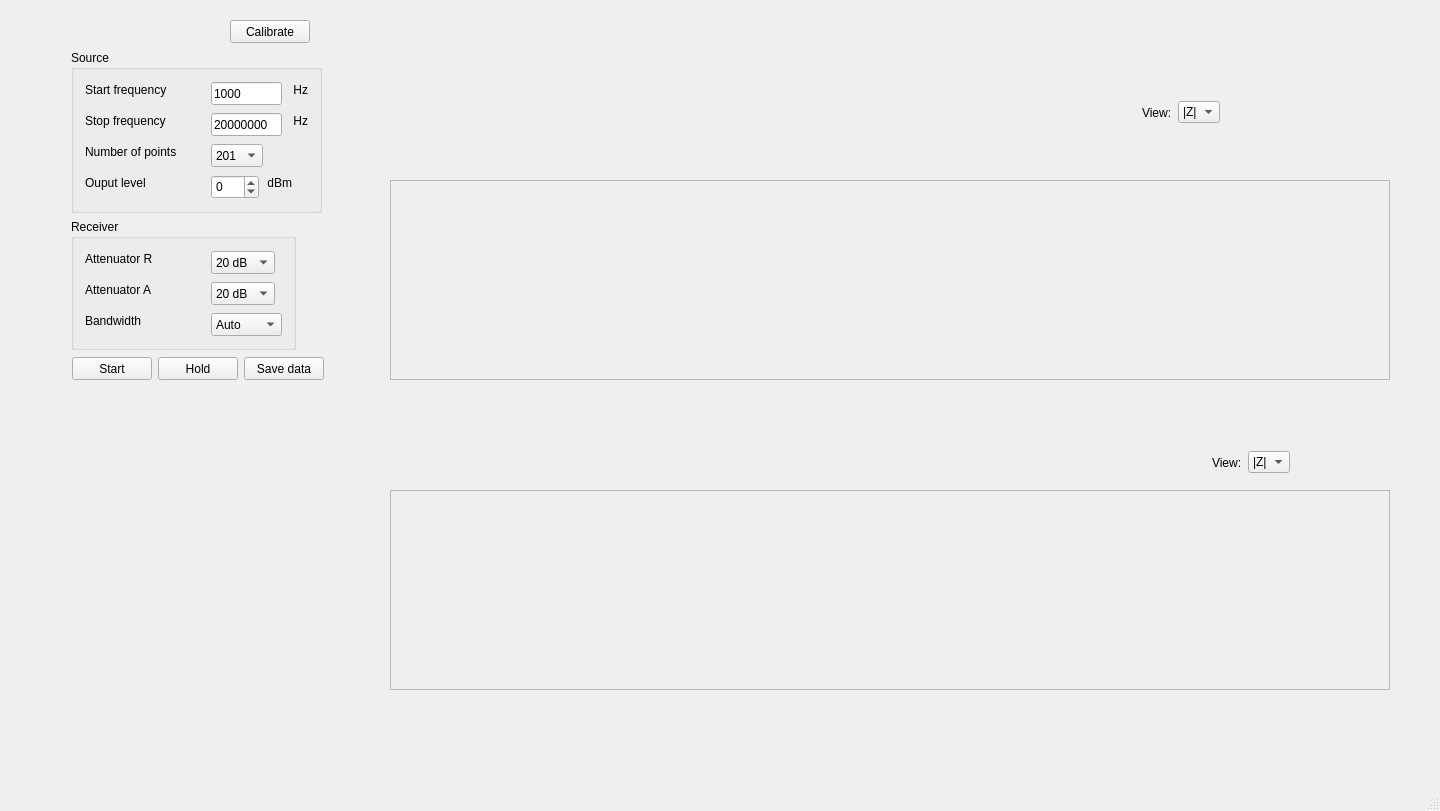
Above: impedance.ui from derlucae98/8751A_loop_gain_phase_gui before the change. Below: the same form after it.
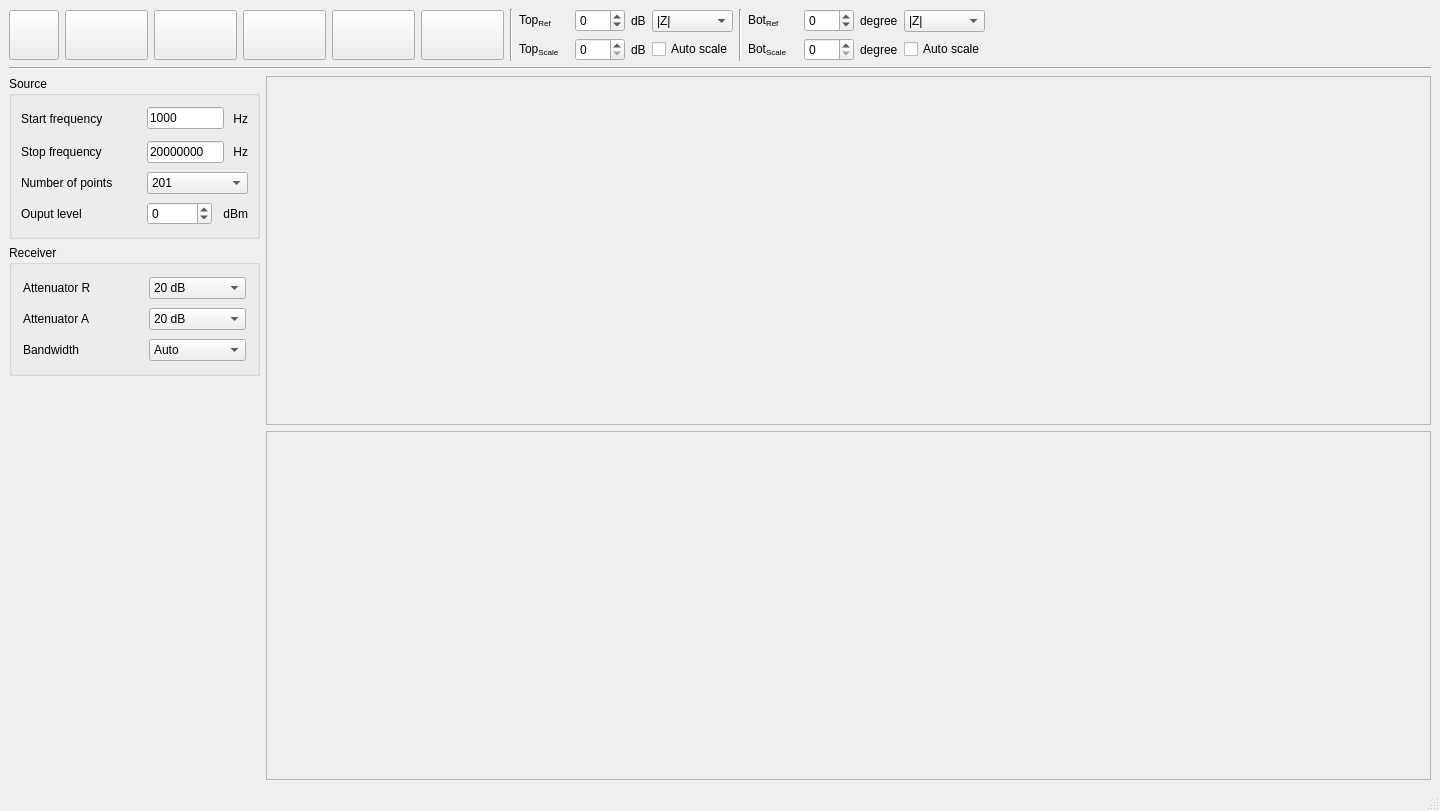
That is the form after the change. Icons and pictures are not drawn.

Commit message: Update UI: Add icons to buttons

The edit to the form file:
```diff
--- a/impedance.ui
+++ b/impedance.ui
@@ -14,27 +14,541 @@
    <string>MainWindow</string>
   </property>
   <widget class="QWidget" name="centralwidget">
+   <layout class="QGridLayout" name="gridLayout_2">
+    <item row="0" column="0" colspan="2">
+     <layout class="QVBoxLayout" name="verticalLayout_5">
+      <item>
+       <layout class="QHBoxLayout" name="horizontalLayout_3">
+        <item>
    <widget class="QPushButton" name="pushButton">
-    <property name="geometry">
-     <rect>
-      <x>230</x>
-      <y>20</y>
-      <width>80</width>
-      <height>23</height>
-     </rect>
-    </property>
-    <property name="text">
+          <property name="minimumSize">
+           <size>
+            <width>50</width>
+            <height>50</height>
+           </size>
+          </property>
+          <property name="maximumSize">
+           <size>
+            <width>50</width>
+            <height>50</height>
+           </size>
+          </property>
+          <property name="toolTip">
      <string>Calibrate</string>
     </property>
-   </widget>
+          <property name="text">
+           <string/>
+          </property>
+          <property name="icon">
+           <iconset resource="res.qrc">
+            <normaloff>:/img/res/calibrate.png</normaloff>:/img/res/calibrate.png</iconset>
+          </property>
+          <property name="iconSize">
+           <size>
+            <width>35</width>
+            <height>35</height>
+           </size>
+          </property>
+         </widget>
+        </item>
+        <item>
+         <widget class="QPushButton" name="pushButton_2">
+          <property name="minimumSize">
+           <size>
+            <width>50</width>
+            <height>50</height>
+           </size>
+          </property>
+          <property name="font">
+           <font>
+            <pointsize>21</pointsize>
+            <weight>50</weight>
+            <italic>false</italic>
+            <bold>false</bold>
+            <underline>false</underline>
+            <strikeout>false</strikeout>
+           </font>
+          </property>
+          <property name="toolTip">
+           <string>Export data</string>
+          </property>
+          <property name="text">
+           <string/>
+          </property>
+          <property name="icon">
+           <iconset resource="res.qrc">
+            <normaloff>:/img/res/export.png</normaloff>:/img/res/export.png</iconset>
+          </property>
+          <property name="iconSize">
+           <size>
+            <width>35</width>
+            <height>35</height>
+           </size>
+          </property>
+         </widget>
+        </item>
+        <item>
+         <widget class="QPushButton" name="pushButton_3">
+          <property name="minimumSize">
+           <size>
+            <width>50</width>
+            <height>50</height>
+           </size>
+          </property>
+          <property name="font">
+           <font>
+            <pointsize>21</pointsize>
+            <weight>50</weight>
+            <italic>false</italic>
+            <bold>false</bold>
+            <underline>false</underline>
+            <strikeout>false</strikeout>
+           </font>
+          </property>
+          <property name="toolTip">
+           <string>Load trace</string>
+          </property>
+          <property name="text">
+           <string/>
+          </property>
+          <property name="icon">
+           <iconset resource="res.qrc">
+            <normaloff>:/img/res/update.png</normaloff>:/img/res/update.png</iconset>
+          </property>
+          <property name="iconSize">
+           <size>
+            <width>30</width>
+            <height>30</height>
+           </size>
+          </property>
+         </widget>
+        </item>
+        <item>
+         <widget class="QPushButton" name="pushButton_4">
+          <property name="minimumSize">
+           <size>
+            <width>50</width>
+            <height>50</height>
+           </size>
+          </property>
+          <property name="font">
+           <font>
+            <pointsize>21</pointsize>
+            <weight>50</weight>
+            <italic>false</italic>
+            <bold>false</bold>
+            <underline>false</underline>
+            <strikeout>false</strikeout>
+           </font>
+          </property>
+          <property name="toolTip">
+           <string>Continous</string>
+          </property>
+          <property name="text">
+           <string/>
+          </property>
+          <property name="icon">
+           <iconset resource="res.qrc">
+            <normaloff>:/img/res/play.png</normaloff>:/img/res/play.png</iconset>
+          </property>
+          <property name="iconSize">
+           <size>
+            <width>35</width>
+            <height>35</height>
+           </size>
+          </property>
+          <property name="checkable">
+           <bool>true</bool>
+          </property>
+         </widget>
+        </item>
+        <item>
+         <widget class="QPushButton" name="pushButton_5">
+          <property name="minimumSize">
+           <size>
+            <width>50</width>
+            <height>50</height>
+           </size>
+          </property>
+          <property name="font">
+           <font>
+            <pointsize>21</pointsize>
+            <weight>50</weight>
+            <italic>false</italic>
+            <bold>false</bold>
+            <underline>false</underline>
+            <strikeout>false</strikeout>
+           </font>
+          </property>
+          <property name="toolTip">
+           <string>Single</string>
+          </property>
+          <property name="text">
+           <string/>
+          </property>
+          <property name="icon">
+           <iconset resource="res.qrc">
+            <normaloff>:/img/res/play_pause.png</normaloff>:/img/res/play_pause.png</iconset>
+          </property>
+          <property name="iconSize">
+           <size>
+            <width>35</width>
+            <height>35</height>
+           </size>
+          </property>
+          <property name="checkable">
+           <bool>true</bool>
+          </property>
+         </widget>
+        </item>
+        <item>
+         <widget class="QPushButton" name="pushButton_6">
+          <property name="minimumSize">
+           <size>
+            <width>50</width>
+            <height>50</height>
+           </size>
+          </property>
+          <property name="font">
+           <font>
+            <pointsize>21</pointsize>
+            <weight>50</weight>
+            <italic>false</italic>
+            <bold>false</bold>
+            <underline>false</underline>
+            <strikeout>false</strikeout>
+           </font>
+          </property>
+          <property name="toolTip">
+           <string>Hold</string>
+          </property>
+          <property name="text">
+           <string/>
+          </property>
+          <property name="icon">
+           <iconset resource="res.qrc">
+            <normaloff>:/img/res/stop.png</normaloff>:/img/res/stop.png</iconset>
+          </property>
+          <property name="iconSize">
+           <size>
+            <width>35</width>
+            <height>35</height>
+           </size>
+          </property>
+          <property name="checkable">
+           <bool>true</bool>
+          </property>
+         </widget>
+        </item>
+        <item>
+         <widget class="Line" name="line">
+          <property name="orientation">
+           <enum>Qt::Vertical</enum>
+          </property>
+         </widget>
+        </item>
+        <item>
+         <layout class="QVBoxLayout" name="verticalLayout_2">
+          <item>
+           <layout class="QHBoxLayout" name="horizontalLayout_12">
+            <item>
+             <widget class="QLabel" name="label_10">
+              <property name="minimumSize">
+               <size>
+                <width>50</width>
+                <height>0</height>
+               </size>
+              </property>
+              <property name="text">
+               <string>&lt;html&gt;&lt;head/&gt;&lt;body&gt;&lt;p&gt;Top&lt;span style=&quot; vertical-align:sub;&quot;&gt;Ref&lt;/span&gt;&lt;/p&gt;&lt;/body&gt;&lt;/html&gt;</string>
+              </property>
+             </widget>
+            </item>
+            <item>
+             <widget class="QSpinBox" name="spinBox">
+              <property name="minimumSize">
+               <size>
+                <width>50</width>
+                <height>0</height>
+               </size>
+              </property>
+              <property name="maximumSize">
+               <size>
+                <width>50</width>
+                <height>16777215</height>
+               </size>
+              </property>
+              <property name="minimum">
+               <number>-100</number>
+              </property>
+              <property name="maximum">
+               <number>100</number>
+              </property>
+             </widget>
+            </item>
+            <item>
+             <widget class="QLabel" name="label_12">
+              <property name="text">
+               <string>dB</string>
+              </property>
+             </widget>
+            </item>
+           </layout>
+          </item>
+          <item>
+           <layout class="QHBoxLayout" name="horizontalLayout_13">
+            <item>
+             <widget class="QLabel" name="label_23">
+              <property name="minimumSize">
+               <size>
+                <width>50</width>
+                <height>0</height>
+               </size>
+              </property>
+              <property name="text">
+               <string>&lt;html&gt;&lt;head/&gt;&lt;body&gt;&lt;p&gt;Top&lt;span style=&quot; vertical-align:sub;&quot;&gt;Scale&lt;/span&gt;&lt;/p&gt;&lt;/body&gt;&lt;/html&gt;</string>
+              </property>
+             </widget>
+            </item>
+            <item>
+             <widget class="QSpinBox" name="spinBox_2">
+              <property name="minimumSize">
+               <size>
+                <width>50</width>
+                <height>0</height>
+               </size>
+              </property>
+              <property name="maximumSize">
+               <size>
+                <width>50</width>
+                <height>16777215</height>
+               </size>
+              </property>
+              <property name="maximum">
+               <number>100</number>
+              </property>
+             </widget>
+            </item>
+            <item>
+             <widget class="QLabel" name="label_24">
+              <property name="text">
+               <string>dB</string>
+              </property>
+             </widget>
+            </item>
+           </layout>
+          </item>
+         </layout>
+        </item>
+        <item>
+         <layout class="QVBoxLayout" name="verticalLayout">
+          <item>
+           <layout class="QHBoxLayout" name="horizontalLayout">
+            <item>
+             <widget class="QComboBox" name="view_u_imp">
+              <item>
+               <property name="text">
+                <string>|Z|</string>
+               </property>
+              </item>
+              <item>
+               <property name="text">
+                <string>L</string>
+               </property>
+              </item>
+              <item>
+               <property name="text">
+                <string>C</string>
+               </property>
+              </item>
+              <item>
+               <property name="text">
+                <string>R</string>
+               </property>
+              </item>
+             </widget>
+            </item>
+           </layout>
+          </item>
+          <item>
+           <widget class="QCheckBox" name="checkBox_2">
+            <property name="text">
+             <string>Auto scale</string>
+            </property>
+           </widget>
+          </item>
+         </layout>
+        </item>
+        <item>
+         <widget class="Line" name="line_3">
+          <property name="orientation">
+           <enum>Qt::Vertical</enum>
+          </property>
+         </widget>
+        </item>
+        <item>
+         <layout class="QVBoxLayout" name="verticalLayout_3">
+          <item>
+           <layout class="QHBoxLayout" name="horizontalLayout_14">
+            <item>
+             <widget class="QLabel" name="label_25">
+              <property name="minimumSize">
+               <size>
+                <width>50</width>
+                <height>0</height>
+               </size>
+              </property>
+              <property name="text">
+               <string>&lt;html&gt;&lt;head/&gt;&lt;body&gt;&lt;p&gt;Bot&lt;span style=&quot; vertical-align:sub;&quot;&gt;Ref&lt;/span&gt;&lt;/p&gt;&lt;/body&gt;&lt;/html&gt;</string>
+              </property>
+             </widget>
+            </item>
+            <item>
+             <widget class="QSpinBox" name="spinBox_3">
+              <property name="minimumSize">
+               <size>
+                <width>50</width>
+                <height>0</height>
+               </size>
+              </property>
+              <property name="maximumSize">
+               <size>
+                <width>50</width>
+                <height>16777215</height>
+               </size>
+              </property>
+              <property name="minimum">
+               <number>-360</number>
+              </property>
+              <property name="maximum">
+               <number>360</number>
+              </property>
+             </widget>
+            </item>
+            <item>
+             <widget class="QLabel" name="label_26">
+              <property name="text">
+               <string>degree</string>
+              </property>
+             </widget>
+            </item>
+           </layout>
+          </item>
+          <item>
+           <layout class="QHBoxLayout" name="horizontalLayout_15">
+            <item>
+             <widget class="QLabel" name="label_27">
+              <property name="minimumSize">
+               <size>
+                <width>50</width>
+                <height>0</height>
+               </size>
+              </property>
+              <property name="text">
+               <string>&lt;html&gt;&lt;head/&gt;&lt;body&gt;&lt;p&gt;Bot&lt;span style=&quot; vertical-align:sub;&quot;&gt;Scale&lt;/span&gt;&lt;/p&gt;&lt;/body&gt;&lt;/html&gt;</string>
+              </property>
+             </widget>
+            </item>
+            <item>
+             <widget class="QSpinBox" name="spinBox_4">
+              <property name="minimumSize">
+               <size>
+                <width>50</width>
+                <height>0</height>
+               </size>
+              </property>
+              <property name="maximumSize">
+               <size>
+                <width>50</width>
+                <height>16777215</height>
+               </size>
+              </property>
+              <property name="maximum">
+               <number>360</number>
+              </property>
+             </widget>
+            </item>
+            <item>
+             <widget class="QLabel" name="label_28">
+              <property name="text">
+               <string>degree</string>
+              </property>
+             </widget>
+            </item>
+           </layout>
+          </item>
+         </layout>
+        </item>
+        <item>
+         <layout class="QVBoxLayout" name="verticalLayout_4">
+          <item>
+           <layout class="QHBoxLayout" name="horizontalLayout_2">
+            <item>
+             <widget class="QComboBox" name="view_l_imp">
+              <item>
+               <property name="text">
+                <string>|Z|</string>
+               </property>
+              </item>
+              <item>
+               <property name="text">
+                <string>L</string>
+               </property>
+              </item>
+              <item>
+               <property name="text">
+                <string>C</string>
+               </property>
+              </item>
+              <item>
+               <property name="text">
+                <string>R</string>
+               </property>
+              </item>
+             </widget>
+            </item>
+           </layout>
+          </item>
+          <item>
+           <widget class="QCheckBox" name="checkBox_3">
+            <property name="text">
+             <string>Auto scale</string>
+            </property>
+           </widget>
+          </item>
+         </layout>
+        </item>
+        <item>
+         <spacer name="horizontalSpacer_3">
+          <property name="orientation">
+           <enum>Qt::Horizontal</enum>
+          </property>
+          <property name="sizeHint" stdset="0">
+           <size>
+            <width>40</width>
+            <height>20</height>
+           </size>
+          </property>
+         </spacer>
+        </item>
+       </layout>
+      </item>
+      <item>
+       <widget class="Line" name="line_2">
+        <property name="orientation">
+         <enum>Qt::Horizontal</enum>
+        </property>
+       </widget>
+      </item>
+     </layout>
+    </item>
+    <item row="1" column="0">
    <widget class="QGroupBox" name="grpSource_2">
-    <property name="geometry">
-     <rect>
-      <x>71</x>
-      <y>50</y>
+      <property name="minimumSize">
+       <size>
       <width>251</width>
       <height>163</height>
-     </rect>
+       </size>
     </property>
     <property name="maximumSize">
      <size>
@@ -45,15 +559,51 @@
     <property name="title">
      <string>Source</string>
     </property>
+      <layout class="QGridLayout" name="gridLayout_3">
+       <item row="0" column="0">
+        <layout class="QHBoxLayout" name="horizontalLayout_4">
+         <item>
+          <widget class="QLabel" name="label_9">
+           <property name="minimumSize">
+            <size>
+             <width>120</width>
+             <height>0</height>
+            </size>
+           </property>
+           <property name="maximumSize">
+            <size>
+             <width>120</width>
+             <height>16777215</height>
+            </size>
+           </property>
+           <property name="text">
+            <string>Start frequency</string>
+           </property>
+          </widget>
+         </item>
+         <item>
+          <widget class="QLineEdit" name="startFreq_imp">
+           <property name="text">
+            <string>1000</string>
+           </property>
+          </widget>
+         </item>
+         <item>
+          <widget class="QLabel" name="label_11">
+           <property name="text">
+            <string> Hz</string>
+           </property>
+           <property name="alignment">
+            <set>Qt::AlignRight|Qt::AlignTrailing|Qt::AlignVCenter</set>
+           </property>
+          </widget>
+         </item>
+        </layout>
+       </item>
+       <item row="1" column="0">
+        <layout class="QHBoxLayout" name="horizontalLayout_5">
+         <item>
     <widget class="QLabel" name="label_13">
-     <property name="geometry">
-      <rect>
-       <x>14</x>
-       <y>63</y>
-       <width>120</width>
-       <height>16</height>
-      </rect>
-     </property>
      <property name="minimumSize">
       <size>
        <width>120</width>
@@ -70,28 +620,16 @@
       <string>Stop frequency</string>
      </property>
     </widget>
+         </item>
+         <item>
     <widget class="QLineEdit" name="stopFreq_imp">
-     <property name="geometry">
-      <rect>
-       <x>140</x>
-       <y>63</y>
-       <width>71</width>
-       <height>23</height>
-      </rect>
-     </property>
      <property name="text">
       <string>20000000</string>
      </property>
     </widget>
+         </item>
+         <item>
     <widget class="QLabel" name="label_14">
-     <property name="geometry">
-      <rect>
-       <x>217</x>
-       <y>63</y>
-       <width>20</width>
-       <height>16</height>
-      </rect>
-     </property>
      <property name="text">
       <string> Hz</string>
      </property>
@@ -99,69 +637,13 @@
       <set>Qt::AlignRight|Qt::AlignTrailing|Qt::AlignVCenter</set>
      </property>
     </widget>
-    <widget class="QLineEdit" name="startFreq_imp">
-     <property name="geometry">
-      <rect>
-       <x>140</x>
-       <y>32</y>
-       <width>71</width>
-       <height>23</height>
-      </rect>
-     </property>
-     <property name="text">
-      <string>1000</string>
-     </property>
-    </widget>
-    <widget class="QLabel" name="label_9">
-     <property name="geometry">
-      <rect>
-       <x>14</x>
-       <y>32</y>
-       <width>120</width>
-       <height>16</height>
-      </rect>
-     </property>
-     <property name="minimumSize">
-      <size>
-       <width>120</width>
-       <height>0</height>
-      </size>
-     </property>
-     <property name="maximumSize">
-      <size>
-       <width>120</width>
-       <height>16777215</height>
-      </size>
-     </property>
-     <property name="text">
-      <string>Start frequency</string>
-     </property>
-    </widget>
-    <widget class="QLabel" name="label_11">
-     <property name="geometry">
-      <rect>
-       <x>217</x>
-       <y>32</y>
-       <width>20</width>
-       <height>16</height>
-      </rect>
-     </property>
-     <property name="text">
-      <string> Hz</string>
-     </property>
-     <property name="alignment">
-      <set>Qt::AlignRight|Qt::AlignTrailing|Qt::AlignVCenter</set>
-     </property>
-    </widget>
+         </item>
+        </layout>
+       </item>
+       <item row="2" column="0">
+        <layout class="QHBoxLayout" name="horizontalLayout_6">
+         <item>
     <widget class="QLabel" name="label_15">
-     <property name="geometry">
-      <rect>
-       <x>14</x>
-       <y>94</y>
-       <width>120</width>
-       <height>16</height>
-      </rect>
-     </property>
      <property name="minimumSize">
       <size>
        <width>120</width>
@@ -178,15 +660,9 @@
       <string>Number of points</string>
      </property>
     </widget>
+         </item>
+         <item>
     <widget class="QComboBox" name="numberOfPoints_imp">
-     <property name="geometry">
-      <rect>
-       <x>140</x>
-       <y>94</y>
-       <width>52</width>
-       <height>23</height>
-      </rect>
-     </property>
      <property name="currentIndex">
       <number>2</number>
      </property>
@@ -216,37 +692,13 @@
       </property>
      </item>
     </widget>
-    <widget class="QLabel" name="label_17">
-     <property name="geometry">
-      <rect>
-       <x>194</x>
-       <y>125</y>
-       <width>27</width>
-       <height>16</height>
-      </rect>
-     </property>
-     <property name="maximumSize">
-      <size>
-       <width>30</width>
-       <height>16777215</height>
-      </size>
-     </property>
-     <property name="text">
-      <string>dBm</string>
-     </property>
-     <property name="alignment">
-      <set>Qt::AlignRight|Qt::AlignTrailing|Qt::AlignVCenter</set>
-     </property>
-    </widget>
+         </item>
+        </layout>
+       </item>
+       <item row="3" column="0">
+        <layout class="QHBoxLayout" name="horizontalLayout_7">
+         <item>
     <widget class="QLabel" name="label_16">
-     <property name="geometry">
-      <rect>
-       <x>14</x>
-       <y>125</y>
-       <width>120</width>
-       <height>16</height>
-      </rect>
-     </property>
      <property name="minimumSize">
       <size>
        <width>120</width>
@@ -263,15 +715,9 @@
       <string>Ouput level</string>
      </property>
     </widget>
+         </item>
+         <item>
     <widget class="QDoubleSpinBox" name="outputPower_imp">
-     <property name="geometry">
-      <rect>
-       <x>140</x>
-       <y>125</y>
-       <width>48</width>
-       <height>24</height>
-      </rect>
-     </property>
      <property name="decimals">
       <number>0</number>
      </property>
@@ -285,72 +731,63 @@
       <double>0.000000000000000</double>
      </property>
     </widget>
-   </widget>
-   <widget class="QWidget" name="">
-    <property name="geometry">
-     <rect>
-      <x>1090</x>
-      <y>100</y>
-      <width>130</width>
-      <height>25</height>
-     </rect>
-    </property>
-    <layout class="QHBoxLayout" name="horizontalLayout">
+         </item>
      <item>
-      <spacer name="horizontalSpacer">
-       <property name="orientation">
-        <enum>Qt::Horizontal</enum>
-       </property>
-       <property name="sizeHint" stdset="0">
+          <widget class="QLabel" name="label_17">
+           <property name="maximumSize">
         <size>
-         <width>40</width>
-         <height>20</height>
-        </size>
-       </property>
-      </spacer>
-     </item>
-     <item>
-      <widget class="QLabel" name="label_22">
+             <width>30</width>
+             <height>16777215</height>
+            </size>
+           </property>
        <property name="text">
-        <string>View:</string>
-       </property>
-      </widget>
-     </item>
-     <item>
-      <widget class="QComboBox" name="view_u_imp">
-       <item>
-        <property name="text">
-         <string>|Z|</string>
-        </property>
-       </item>
-       <item>
-        <property name="text">
-         <string>L</string>
-        </property>
-       </item>
-       <item>
-        <property name="text">
-         <string>C</string>
-        </property>
-       </item>
-       <item>
-        <property name="text">
-         <string>R</string>
-        </property>
-       </item>
+            <string>dBm</string>
+           </property>
+           <property name="alignment">
+            <set>Qt::AlignRight|Qt::AlignTrailing|Qt::AlignVCenter</set>
+           </property>
       </widget>
      </item>
     </layout>
-   </widget>
+       </item>
+      </layout>
+     </widget>
+    </item>
+    <item row="1" column="1" rowspan="3">
+     <layout class="QGridLayout" name="gridLayout">
+      <item row="0" column="0">
    <widget class="QFrame" name="chart_imp_u">
-    <property name="geometry">
-     <rect>
-      <x>390</x>
-      <y>180</y>
+        <property name="sizePolicy">
+         <sizepolicy hsizetype="Preferred" vsizetype="Expanding">
+          <horstretch>0</horstretch>
+          <verstretch>0</verstretch>
+         </sizepolicy>
+        </property>
+        <property name="minimumSize">
+         <size>
       <width>1000</width>
       <height>200</height>
-     </rect>
-    </property>
+         </size>
+        </property>
+        <property name="contextMenuPolicy">
+         <enum>Qt::CustomContextMenu</enum>
+        </property>
+        <property name="frameShape">
+         <enum>QFrame::StyledPanel</enum>
+        </property>
+        <property name="frameShadow">
+         <enum>QFrame::Raised</enum>
+        </property>
+       </widget>
+      </item>
+      <item row="1" column="0">
+       <widget class="QFrame" name="chart_imp_l">
+        <property name="sizePolicy">
+         <sizepolicy hsizetype="Preferred" vsizetype="Expanding">
+          <horstretch>0</horstretch>
+          <verstretch>0</verstretch>
+         </sizepolicy>
+        </property>
     <property name="minimumSize">
      <size>
       <width>1000</width>
@@ -367,19 +804,15 @@
      <enum>QFrame::Raised</enum>
     </property>
    </widget>
+      </item>
+     </layout>
+    </item>
+    <item row="2" column="0">
    <widget class="QGroupBox" name="grpReceive_2">
-    <property name="geometry">
-     <rect>
-      <x>71</x>
-      <y>219</y>
-      <width>225</width>
+      <property name="minimumSize">
+       <size>
+        <width>251</width>
       <height>131</height>
-     </rect>
-    </property>
-    <property name="minimumSize">
-     <size>
-      <width>0</width>
-      <height>120</height>
      </size>
     </property>
     <property name="maximumSize">
@@ -391,15 +824,91 @@
     <property name="title">
      <string>Receiver</string>
     </property>
+      <layout class="QGridLayout" name="gridLayout_4">
+       <item row="0" column="0">
+        <layout class="QHBoxLayout" name="horizontalLayout_8">
+         <item>
+          <widget class="QLabel" name="label_18">
+           <property name="minimumSize">
+            <size>
+             <width>120</width>
+             <height>0</height>
+            </size>
+           </property>
+           <property name="maximumSize">
+            <size>
+             <width>120</width>
+             <height>16777215</height>
+            </size>
+           </property>
+           <property name="text">
+            <string>Attenuator R</string>
+           </property>
+          </widget>
+         </item>
+         <item>
+          <widget class="QComboBox" name="attenR_imp">
+           <property name="currentIndex">
+            <number>1</number>
+           </property>
+           <item>
+            <property name="text">
+             <string>0 dB</string>
+            </property>
+           </item>
+           <item>
+            <property name="text">
+             <string>20 dB</string>
+            </property>
+           </item>
+          </widget>
+         </item>
+        </layout>
+       </item>
+       <item row="1" column="0">
+        <layout class="QHBoxLayout" name="horizontalLayout_9">
+         <item>
+          <widget class="QLabel" name="label_19">
+           <property name="minimumSize">
+            <size>
+             <width>120</width>
+             <height>0</height>
+            </size>
+           </property>
+           <property name="maximumSize">
+            <size>
+             <width>120</width>
+             <height>16777215</height>
+            </size>
+           </property>
+           <property name="text">
+            <string>Attenuator A</string>
+           </property>
+          </widget>
+         </item>
+         <item>
+          <widget class="QComboBox" name="attenA_imp">
+           <property name="currentIndex">
+            <number>1</number>
+           </property>
+           <item>
+            <property name="text">
+             <string>0 dB</string>
+            </property>
+           </item>
+           <item>
+            <property name="text">
+             <string>20 dB</string>
+            </property>
+           </item>
+          </widget>
+         </item>
+        </layout>
+       </item>
+       <item row="2" column="0">
+        <layout class="QHBoxLayout" name="horizontalLayout_10">
+         <item>
     <widget class="QLabel" name="label_20">
-     <property name="geometry">
-      <rect>
-       <x>14</x>
-       <y>94</y>
-       <width>120</width>
-       <height>16</height>
-      </rect>
-     </property>
      <property name="minimumSize">
       <size>
        <width>120</width>
@@ -416,14 +925,20 @@
       <string>Bandwidth</string>
      </property>
     </widget>
+         </item>
+         <item>
     <widget class="QComboBox" name="ifBw_imp">
-     <property name="geometry">
-      <rect>
-       <x>140</x>
-       <y>94</y>
-       <width>71</width>
-       <height>23</height>
-      </rect>
+           <property name="minimumSize">
+            <size>
+             <width>97</width>
+             <height>0</height>
+            </size>
+           </property>
+           <property name="maximumSize">
+            <size>
+             <width>64</width>
+             <height>16777215</height>
+            </size>
      </property>
      <property name="currentIndex">
       <number>5</number>
@@ -459,229 +974,26 @@
       </property>
      </item>
     </widget>
-    <widget class="QLabel" name="label_18">
-     <property name="geometry">
-      <rect>
-       <x>14</x>
-       <y>32</y>
-       <width>120</width>
-       <height>16</height>
-      </rect>
-     </property>
-     <property name="minimumSize">
-      <size>
-       <width>120</width>
-       <height>0</height>
-      </size>
-     </property>
-     <property name="maximumSize">
-      <size>
-       <width>120</width>
-       <height>16777215</height>
-      </size>
-     </property>
-     <property name="text">
-      <string>Attenuator R</string>
-     </property>
-    </widget>
-    <widget class="QComboBox" name="attenR_imp">
-     <property name="geometry">
-      <rect>
-       <x>140</x>
-       <y>32</y>
-       <width>64</width>
-       <height>23</height>
-      </rect>
-     </property>
-     <property name="currentIndex">
-      <number>1</number>
-     </property>
-     <item>
-      <property name="text">
-       <string>0 dB</string>
-      </property>
-     </item>
-     <item>
-      <property name="text">
-       <string>20 dB</string>
-      </property>
-     </item>
-    </widget>
-    <widget class="QLabel" name="label_19">
-     <property name="geometry">
-      <rect>
-       <x>14</x>
-       <y>63</y>
-       <width>120</width>
-       <height>16</height>
-      </rect>
-     </property>
-     <property name="minimumSize">
-      <size>
-       <width>120</width>
-       <height>0</height>
-      </size>
-     </property>
-     <property name="maximumSize">
-      <size>
-       <width>120</width>
-       <height>16777215</height>
-      </size>
-     </property>
-     <property name="text">
-      <string>Attenuator A</string>
-     </property>
-    </widget>
-    <widget class="QComboBox" name="attenA_imp">
-     <property name="geometry">
-      <rect>
-       <x>140</x>
-       <y>63</y>
-       <width>64</width>
-       <height>23</height>
-      </rect>
-     </property>
-     <property name="currentIndex">
-      <number>1</number>
-     </property>
-     <item>
-      <property name="text">
-       <string>0 dB</string>
-      </property>
-     </item>
-     <item>
-      <property name="text">
-       <string>20 dB</string>
-      </property>
-     </item>
-    </widget>
-   </widget>
-   <widget class="QPushButton" name="btnStart_imp">
-    <property name="geometry">
-     <rect>
-      <x>72</x>
-      <y>357</y>
-      <width>80</width>
-      <height>23</height>
-     </rect>
-    </property>
-    <property name="maximumSize">
-     <size>
-      <width>9999</width>
-      <height>16777215</height>
-     </size>
-    </property>
-    <property name="text">
-     <string>Start</string>
-    </property>
-   </widget>
-   <widget class="QPushButton" name="btnHold_imp">
-    <property name="geometry">
-     <rect>
-      <x>158</x>
-      <y>357</y>
-      <width>80</width>
-      <height>23</height>
-     </rect>
-    </property>
-    <property name="text">
-     <string>Hold</string>
-    </property>
-   </widget>
-   <widget class="QPushButton" name="btnSave_imp">
-    <property name="geometry">
-     <rect>
-      <x>244</x>
-      <y>357</y>
-      <width>80</width>
-      <height>23</height>
-     </rect>
-    </property>
-    <property name="text">
-     <string>Save data</string>
-    </property>
-   </widget>
-   <widget class="QWidget" name="">
-    <property name="geometry">
-     <rect>
-      <x>1160</x>
-      <y>450</y>
-      <width>130</width>
-      <height>25</height>
-     </rect>
-    </property>
-    <layout class="QHBoxLayout" name="horizontalLayout_2">
-     <item>
-      <spacer name="horizontalSpacer_2">
+         </item>
+        </layout>
+       </item>
+      </layout>
+     </widget>
+    </item>
+    <item row="3" column="0">
+     <spacer name="verticalSpacer">
        <property name="orientation">
-        <enum>Qt::Horizontal</enum>
+       <enum>Qt::Vertical</enum>
        </property>
        <property name="sizeHint" stdset="0">
         <size>
-         <width>40</width>
-         <height>20</height>
+        <width>20</width>
+        <height>361</height>
         </size>
        </property>
       </spacer>
      </item>
-     <item>
-      <widget class="QLabel" name="label_21">
-       <property name="text">
-        <string>View:</string>
-       </property>
-      </widget>
-     </item>
-     <item>
-      <widget class="QComboBox" name="view_l_imp">
-       <item>
-        <property name="text">
-         <string>|Z|</string>
-        </property>
-       </item>
-       <item>
-        <property name="text">
-         <string>L</string>
-        </property>
-       </item>
-       <item>
-        <property name="text">
-         <string>C</string>
-        </property>
-       </item>
-       <item>
-        <property name="text">
-         <string>R</string>
-        </property>
-       </item>
-      </widget>
-     </item>
-    </layout>
-   </widget>
-   <widget class="QFrame" name="chart_imp_l">
-    <property name="geometry">
-     <rect>
-      <x>390</x>
-      <y>490</y>
-      <width>1000</width>
-      <height>200</height>
-     </rect>
-    </property>
-    <property name="minimumSize">
-     <size>
-      <width>1000</width>
-      <height>200</height>
-     </size>
-    </property>
-    <property name="contextMenuPolicy">
-     <enum>Qt::CustomContextMenu</enum>
-    </property>
-    <property name="frameShape">
-     <enum>QFrame::StyledPanel</enum>
-    </property>
-    <property name="frameShadow">
-     <enum>QFrame::Raised</enum>
-    </property>
-   </widget>
+   </layout>
   </widget>
   <widget class="QMenuBar" name="menubar">
    <property name="geometry">
```
Left out of the diff: 6 changed lines with no effect on the pictures. Lines whose indentation alone changed are shown as unchanged. The commit also changes 12 other files.
